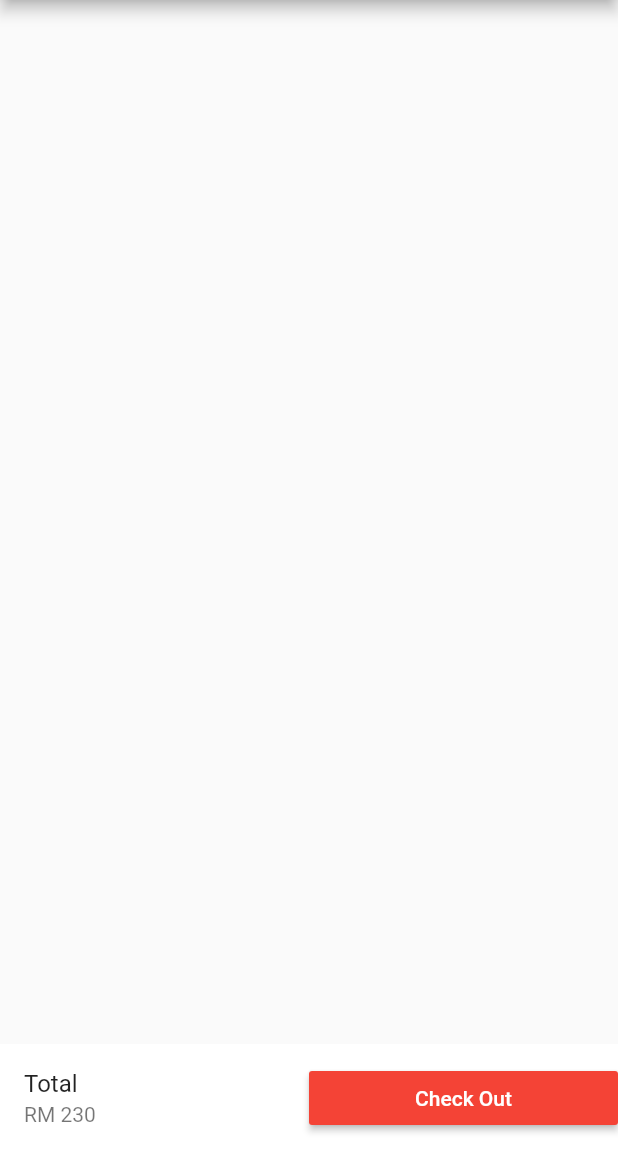
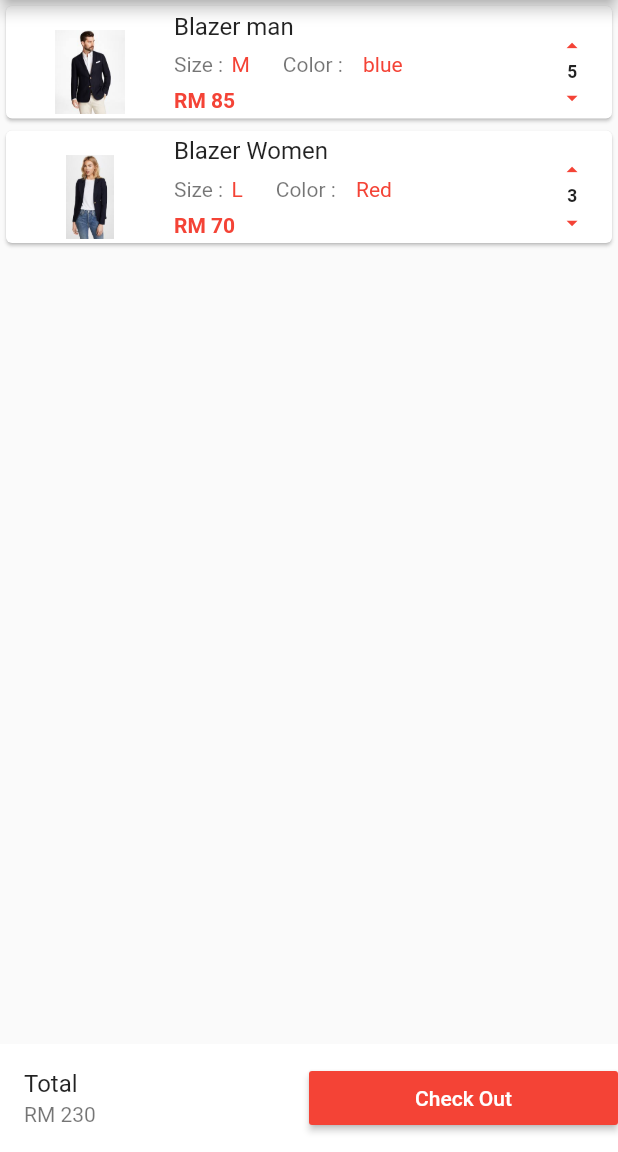
Before and after one commit to akmalirham96/e-commerce_apps, a Flutter app: the Cart screen opened directly, on a phone screen of 412 x 824 dp, the part 84-1236 px from its top. Run offline on Flutter 3.47's test engine with Material 2 defaults, Android fonts, the phone set to English and light mode, and no system bars; our stand-ins replace carousel_pro.

Commit message:
Added Cart UI

```diff
--- /dev/null
+++ b/lib/componets/cart_products.dart
@@ -0,0 +1,113 @@
+import 'package:flutter/material.dart';
+
+class Card_products extends StatefulWidget {
+  @override
+  _Card_productsState createState() => _Card_productsState();
+}
+
+class _Card_productsState extends State<Card_products> {
+  var Product_on_the_cart = [
+    {
+      "name": "Blazer man",
+      "picture": "images/products/blazer1.jpeg",
+      "price": 85,
+      "size": "M",
+      "color": "blue",
+      "quantity":5,
+    },
+    {
+      "name": "Blazer Women",
+      "picture": "images/products/blazer2.jpeg",
+      "price": 70,
+      "size": "L",
+      "color": "Red",
+      "quantity":3,
+    },
+  ];
+
+  @override
+  Widget build(BuildContext context) {
+    return new ListView.builder(
+        itemCount: Product_on_the_cart.length,
+        itemBuilder: (context, index){
+          return Single_cart_product(
+            cart_product_name: Product_on_the_cart[index]["name"],
+            cart_product_color: Product_on_the_cart[index]["color"],
+            cart_product_picture: Product_on_the_cart[index]["picture"],
+            cart_product_price: Product_on_the_cart[index]["price"],
+            cart_product_quantity: Product_on_the_cart[index]["quantity"],
+            cart_product_size: Product_on_the_cart[index]["size"],
+          );
+        });
+  }
+}
+
+class Single_cart_product extends StatelessWidget {
+  final cart_product_name;
+  final cart_product_picture;
+  final cart_product_price;
+  final cart_product_size;
+  final cart_product_color;
+  final cart_product_quantity;
+
+  Single_cart_product({
+    this.cart_product_name,
+    this.cart_product_picture,
+    this.cart_product_price,
+    this.cart_product_size,
+    this.cart_product_color,
+    this.cart_product_quantity,
+  });
+  @override
+  Widget build(BuildContext context) {
+    return Card(
+      child: ListTile(
+//        this section is for image
+        leading: new Image.asset(cart_product_picture,width: 80.0,height: 80.0,),
+        title: new Text(cart_product_name),
+        subtitle: new Column(
+          children: <Widget>[
+            new Row(
+              children: <Widget>[
+//                this section is for the product size
+                Padding(
+                    padding: const EdgeInsets.all(0.0),
+                    child: new Text("Size : "),
+                ),
+                Padding(
+                  padding: const EdgeInsets.all(2.0),
+                  child: new Text(cart_product_size, style: TextStyle(color: Colors.red),),
+                ),
+
+//                this section is for the product color
+                new Padding(padding: const EdgeInsets.fromLTRB(20.0, 8.0, 8.0, 8.0),
+                  child: new Text("Color : "),),
+                new Padding(padding: const EdgeInsets.fromLTRB(2.0, 8.0, 8.0, 8.0),
+                  child: new Text(cart_product_color, style: TextStyle(color: Colors.red)),),
+
+              ],
+            ),
+ //                this section is for the product price
+            new Container(
+              alignment: Alignment.bottomLeft,
+              child: new Text("RM ${cart_product_price}", style: TextStyle(color: Colors.red,fontWeight: FontWeight.bold)),
+            ),
+          ],
+        ),
+        trailing: new FittedBox(
+          fit: BoxFit.fill,
+          child:
+          Column(
+            children: <Widget>[
+              IconButton(icon: Icon(Icons.arrow_drop_up,color: Colors.red),iconSize: 75.0, onPressed: () {}),
+              Text("${cart_product_quantity}",style: TextStyle(fontSize: 50.0,fontWeight: FontWeight.bold),),
+              IconButton(icon: Icon(Icons.arrow_drop_down,color: Colors.red
+                ,),iconSize: 75.0, onPressed: () {}),
+
+            ],
+          ),
+        ),
+      ),
+    );
+  }
+}
--- a/lib/pages/cart.dart
+++ b/lib/pages/cart.dart
@@ -1,4 +1,7 @@
 import 'package:flutter/material.dart';
+
+//my imports
+import 'package:flutterappecommerce/componets/cart_products.dart';
 
 class Cart extends StatefulWidget {
   @override
@@ -21,6 +24,9 @@ class _CartState extends State<Cart> {
               onPressed: () {}),
         ],
       ),
+
+      body: new Card_products(),
+
       bottomNavigationBar: new Container(
         color: Colors.white,
         child: Row(
```
